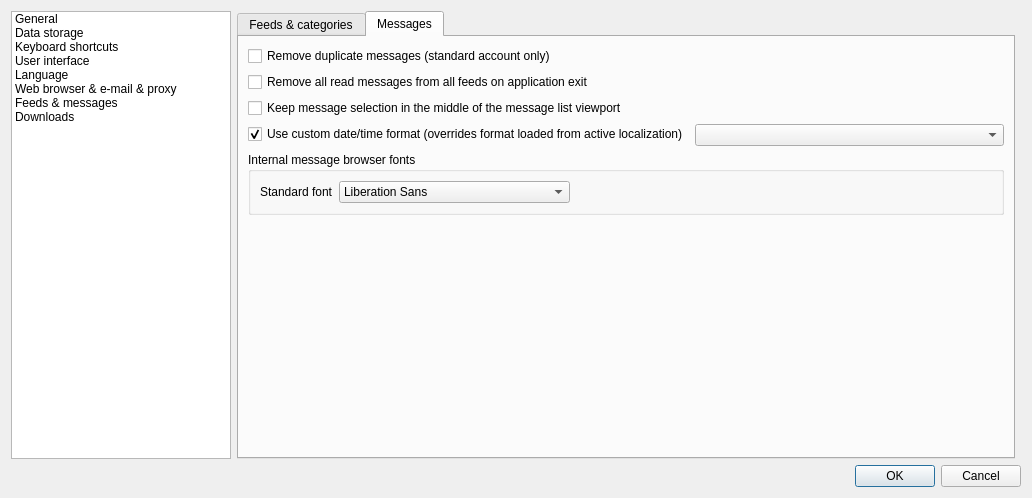
First picture: the form in src/gui/dialogs/formsettings.ui, repository martinrotter/rssguard, before the edit.
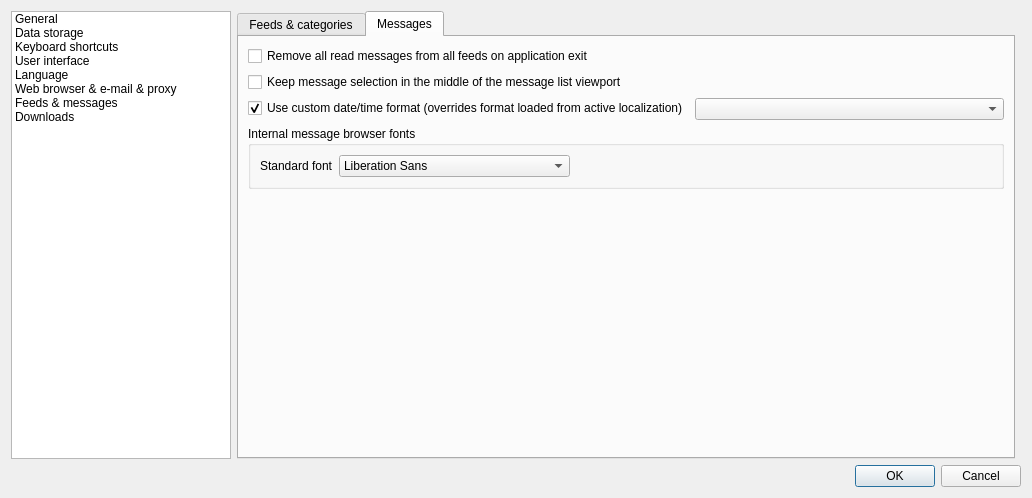
Second picture: the form after the edit. Custom widgets are drawn as their Qt base class.

Commit message: Remove "remove duplicates" option. N/A now.

Patch:
```diff
--- a/src/gui/dialogs/formsettings.ui
+++ b/src/gui/dialogs/formsettings.ui
@@ -1456,21 +1456,21 @@
            <property name="fieldGrowthPolicy">
             <enum>QFormLayout::AllNonFixedFieldsGrow</enum>
            </property>
-           <item row="1" column="0">
+           <item row="0" column="0">
             <widget class="QCheckBox" name="m_checkRemoveReadMessagesOnExit">
              <property name="text">
               <string>Remove all read messages from all feeds on application exit</string>
              </property>
             </widget>
            </item>
-           <item row="2" column="0">
+           <item row="1" column="0">
             <widget class="QCheckBox" name="m_checkKeppMessagesInTheMiddle">
              <property name="text">
               <string>Keep message selection in the middle of the message list viewport</string>
              </property>
             </widget>
            </item>
-           <item row="4" column="0">
+           <item row="3" column="0">
             <widget class="QCheckBox" name="m_checkMessagesDateTimeFormat">
              <property name="text">
               <string>Use custom date/time format (overrides format loaded from active localization)</string>
@@ -1483,20 +1483,10 @@
              </property>
             </widget>
            </item>
-           <item row="4" column="1">
+           <item row="3" column="1">
             <widget class="QComboBox" name="m_cmbMessagesDateTimeFormat"/>
            </item>
-           <item row="0" column="0">
-            <widget class="QCheckBox" name="m_checkRemoveDuplicateMessages">
-             <property name="toolTip">
-              <string>When new message arrives from feed and duplicate exists, then its content is updated and new message is dropped.</string>
-             </property>
-             <property name="text">
-              <string>Remove duplicate messages (standard account only)</string>
-             </property>
-            </widget>
-           </item>
-           <item row="5" column="0" colspan="2">
+           <item row="4" column="0" colspan="2">
             <widget class="QGroupBox" name="groupBox_4">
              <property name="title">
               <string>Internal message browser fonts</string>
```
Left out of the diff: 1 changed line with no effect on the pictures. The commit also changes 3 other files.
